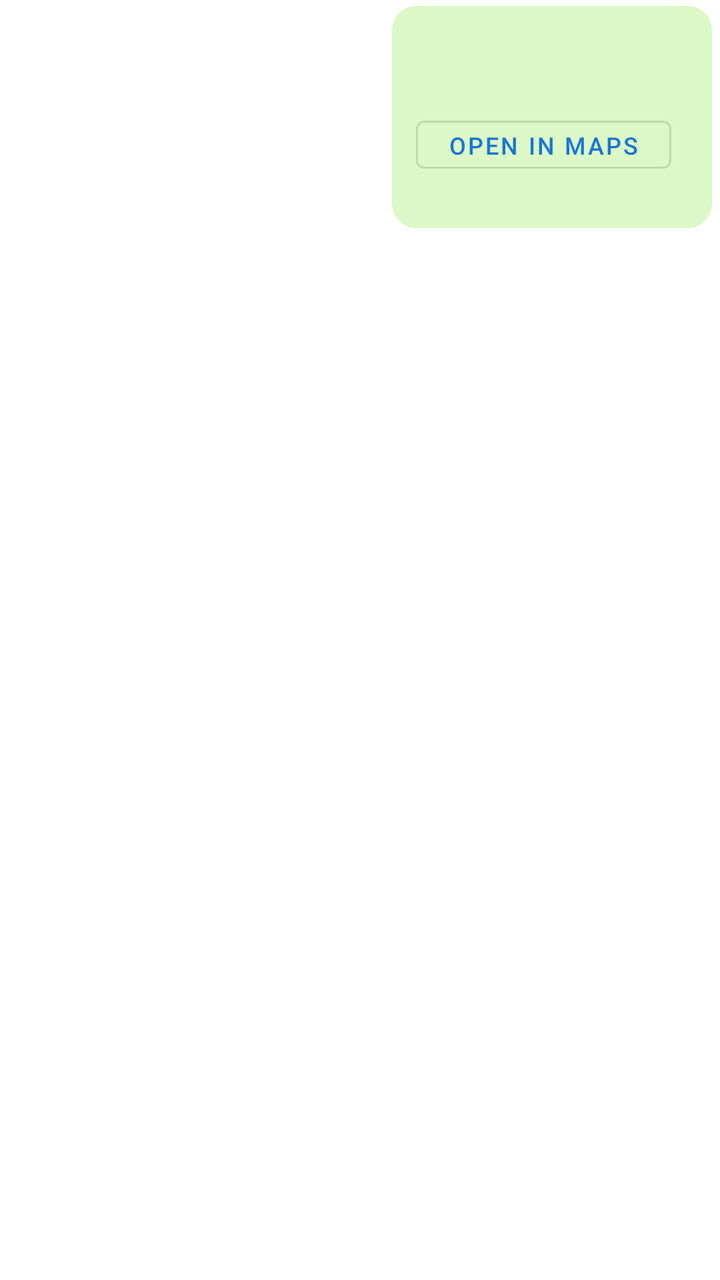
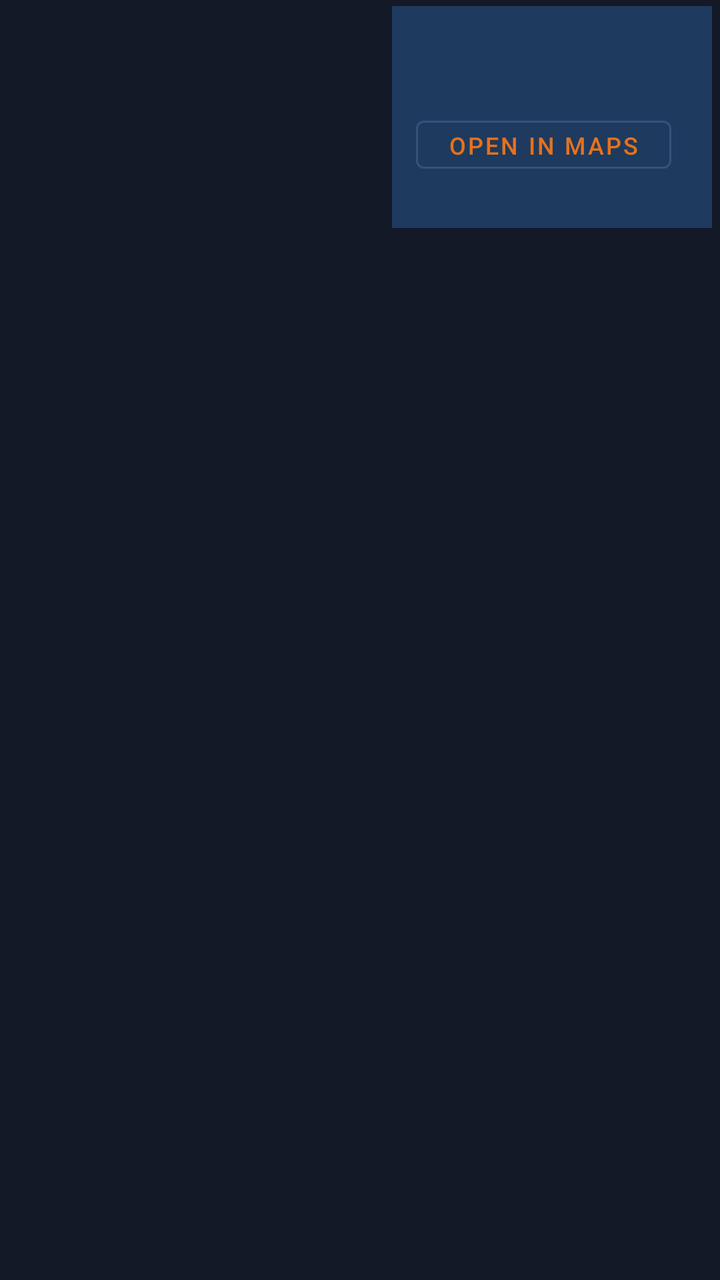

The first picture is an Android layout as it rendered before a commit; the second is the same layout after the commit. The layout source and the unified diff follow.
<!-- AndroidManifest.xml: application theme Theme.Fshu -->
<!-- res/layout/item_location_sent.xml -->
<?xml version="1.0" encoding="utf-8"?>
<LinearLayout xmlns:android="http://schemas.android.com/apk/res/android"
    android:layout_width="match_parent"
    android:layout_height="wrap_content"
    android:gravity="end"
    android:orientation="horizontal"
    android:paddingHorizontal="4dp"
    android:paddingVertical="3dp">

    <LinearLayout
        android:id="@+id/bubble"
        android:layout_width="wrap_content"
        android:layout_height="wrap_content"
        android:layout_marginStart="56dp"
        android:background="@drawable/bg_message_sent"
        android:orientation="vertical"
        android:paddingHorizontal="12dp"
        android:paddingTop="8dp"
        android:paddingBottom="6dp"
        android:minWidth="160dp">

        <TextView
            android:id="@+id/tv_coords"
            android:layout_width="wrap_content"
            android:layout_height="wrap_content"
            android:textSize="14sp"
            android:textColor="#111111"
            android:textStyle="bold" />

        <TextView
            android:id="@+id/tv_accuracy"
            android:layout_width="wrap_content"
            android:layout_height="wrap_content"
            android:textSize="12sp"
            android:textColor="#555555"
            android:layout_marginTop="2dp" />

        <Button
            android:id="@+id/btn_maps"
            android:layout_width="wrap_content"
            android:layout_height="36dp"
            android:text="Open in Maps"
            android:textSize="12sp"
            android:layout_marginTop="6dp"
            style="@style/Widget.MaterialComponents.Button.OutlinedButton" />

        <LinearLayout
            android:layout_width="wrap_content"
            android:layout_height="wrap_content"
            android:layout_gravity="end"
            android:layout_marginTop="3dp"
            android:orientation="horizontal"
            android:gravity="center_vertical">

            <TextView
                android:id="@+id/tv_time"
                android:layout_width="wrap_content"
                android:layout_height="wrap_content"
                android:textSize="11sp"
                android:textColor="#5A7A5A" />

            <ProgressBar
                android:id="@+id/pb_sending"
                style="?android:attr/progressBarStyleSmall"
                android:layout_width="14dp"
                android:layout_height="14dp"
                android:layout_marginStart="3dp"
                android:indeterminate="true"
                android:indeterminateTint="#9E9E9E"
                android:visibility="gone" />

            <TextView
                android:id="@+id/tv_status"
                android:layout_width="wrap_content"
                android:layout_height="wrap_content"
                android:layout_marginStart="3dp"
                android:textSize="12sp"
                android:textColor="#9E9E9E"
                android:visibility="gone" />

        </LinearLayout>

    </LinearLayout>

</LinearLayout>
<!-- resources referenced by this layout -->
<resources>
  <!-- drawable bg_message_sent (drawable) -->
  <?xml version="1.0" encoding="utf-8"?>
  <shape xmlns:android="http://schemas.android.com/apk/res/android">
      <solid android:color="#DCF8C6" />
      <corners android:radius="12dp" />
  </shape>
  <style name="Theme.Fshu" parent="Theme.MaterialComponents.DayNight.DarkActionBar">
          <item name="colorPrimary">@color/primary</item>
          <item name="colorPrimaryVariant">@color/primary_dark</item>
          <item name="colorOnPrimary">@color/white</item>
          <item name="android:statusBarColor">@color/primary_dark</item>
      </style>
  <color name="primary">#1976D2</color>
  <color name="primary_dark">#1565C0</color>
  <color name="white">#FFFFFFFF</color>
</resources>

<!-- the commit's change to res/layout/item_location_sent.xml (unified diff, before → after) -->
@@ -12,7 +12,7 @@
         android:layout_width="wrap_content"
         android:layout_height="wrap_content"
         android:layout_marginStart="56dp"
-        android:background="@drawable/bg_message_sent"
+        android:background="@color/bg_bubble_sent"
         android:orientation="vertical"
         android:paddingHorizontal="12dp"
         android:paddingTop="8dp"
@@ -24,7 +24,7 @@
             android:layout_width="wrap_content"
             android:layout_height="wrap_content"
             android:textSize="14sp"
-            android:textColor="#111111"
+            android:textColor="@color/text_primary"
             android:textStyle="bold" />
 
         <TextView
@@ -32,7 +32,7 @@
             android:layout_width="wrap_content"
             android:layout_height="wrap_content"
             android:textSize="12sp"
-            android:textColor="#555555"
+            android:textColor="@color/text_secondary"
             android:layout_marginTop="2dp" />
 
         <Button
@@ -57,7 +57,7 @@
                 android:layout_width="wrap_content"
                 android:layout_height="wrap_content"
                 android:textSize="11sp"
-                android:textColor="#5A7A5A" />
+                android:textColor="@color/text_tertiary" />
 
             <ProgressBar
                 android:id="@+id/pb_sending"
@@ -75,7 +75,7 @@
                 android:layout_height="wrap_content"
                 android:layout_marginStart="3dp"
                 android:textSize="12sp"
-                android:textColor="#9E9E9E"
+                android:textColor="@color/text_tertiary"
                 android:visibility="gone" />
 
         </LinearLayout>
<!-- resource entries referenced after the edit -->
@@ -1,19 +1,29 @@
 <!-- resources referenced by this layout -->
 <resources>
-  <!-- drawable bg_message_sent (drawable) -->
-  <?xml version="1.0" encoding="utf-8"?>
-  <shape xmlns:android="http://schemas.android.com/apk/res/android">
-      <solid android:color="#DCF8C6" />
-      <corners android:radius="12dp" />
-  </shape>
-  <style name="Theme.Fshu" parent="Theme.MaterialComponents.DayNight.DarkActionBar">
-          <item name="colorPrimary">@color/primary</item>
-          <item name="colorPrimaryVariant">@color/primary_dark</item>
+  <color name="bg_bubble_sent">#1e3a5f</color>
+  <color name="text_primary">#FFFFFF</color>
+  <color name="text_secondary">#9090A0</color>
+  <color name="text_tertiary">#6a6a7a</color>
+  <style name="Theme.Fshu" parent="Theme.MaterialComponents.NoActionBar">
+          <item name="colorPrimary">@color/accent</item>
+          <item name="colorPrimaryVariant">@color/accent_dark</item>
           <item name="colorOnPrimary">@color/white</item>
-          <item name="android:statusBarColor">@color/primary_dark</item>
+          <item name="colorSurface">@color/bg_secondary</item>
+          <item name="colorOnSurface">@color/text_primary</item>
+          <item name="android:colorBackground">@color/bg_primary</item>
+          <item name="android:windowBackground">@color/bg_primary</item>
+          <item name="android:statusBarColor">@color/bg_secondary</item>
+          <item name="android:navigationBarColor">@color/bg_primary</item>
+          <item name="android:textColorPrimary">@color/text_primary</item>
+          <item name="android:textColorSecondary">@color/text_secondary</item>
+          <item name="colorControlNormal">@color/text_secondary</item>
+          <item name="colorControlActivated">@color/accent</item>
+          <item name="android:forceDarkAllowed" tools:targetApi="q">false</item>
       </style>
-  <color name="primary">#1976D2</color>
-  <color name="primary_dark">#1565C0</color>
-  <color name="white">#FFFFFFFF</color>
+  <color name="accent">#E8711A</color>
+  <color name="accent_dark">#d4621a</color>
+  <color name="white">#FFFFFF</color>
+  <color name="bg_secondary">#1a2035</color>
+  <color name="bg_primary">#141928</color>
 </resources>
 
